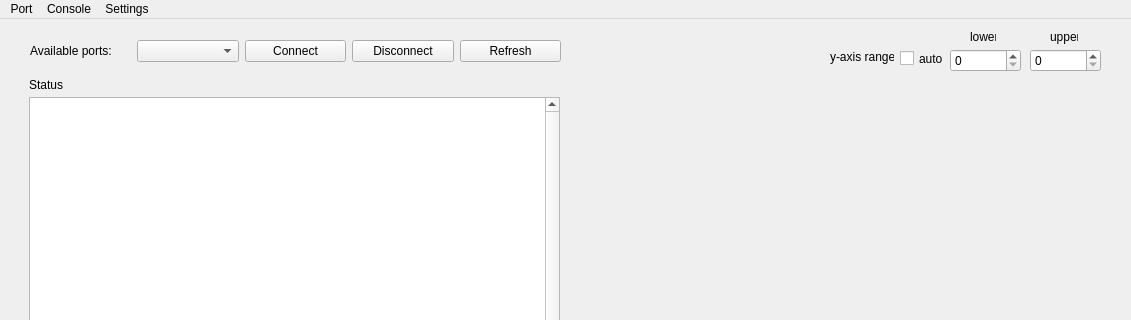
Qt form SerialInterfaceGUI/mainwindow.ui (yanntalhouarne/SerialInterface) before a commit; both pictures show x 0 to 1131 and y 0 to 320 of the 1131 by 504 pixel window.
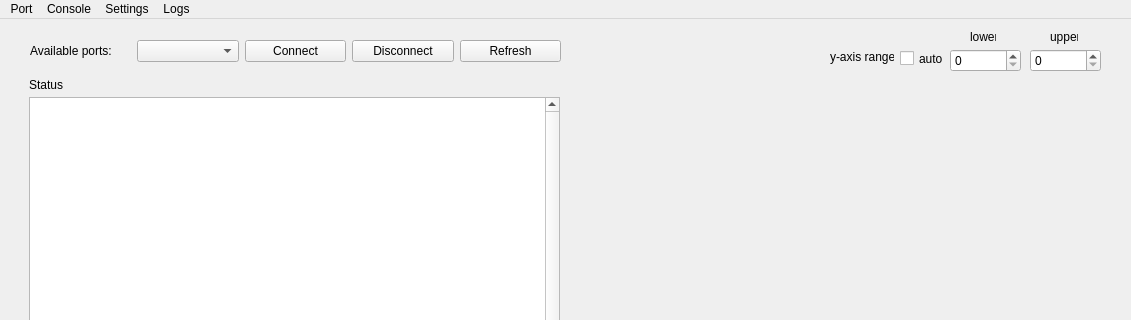
The same form after that commit. Custom widgets are drawn as their Qt base class.

The edit to the form file:
```diff
--- a/SerialInterfaceGUI/mainwindow.ui
+++ b/SerialInterfaceGUI/mainwindow.ui
@@ -370,9 +370,18 @@
     </property>
     <addaction name="actionConfigurePort"/>
    </widget>
+   <widget class="QMenu" name="menuLogs">
+    <property name="title">
+     <string>Logs</string>
+    </property>
+    <addaction name="actionStart_logging"/>
+    <addaction name="actionStop_logging"/>
+    <addaction name="actionConfigure_logging"/>
+   </widget>
    <addaction name="menuPort"/>
    <addaction name="menuConsole"/>
    <addaction name="menuConfigure"/>
+   <addaction name="menuLogs"/>
   </widget>
   <widget class="QStatusBar" name="statusbar"/>
   <action name="actionConnect">
```
Left out of the diff: 21 changed lines with no effect on the pictures.
